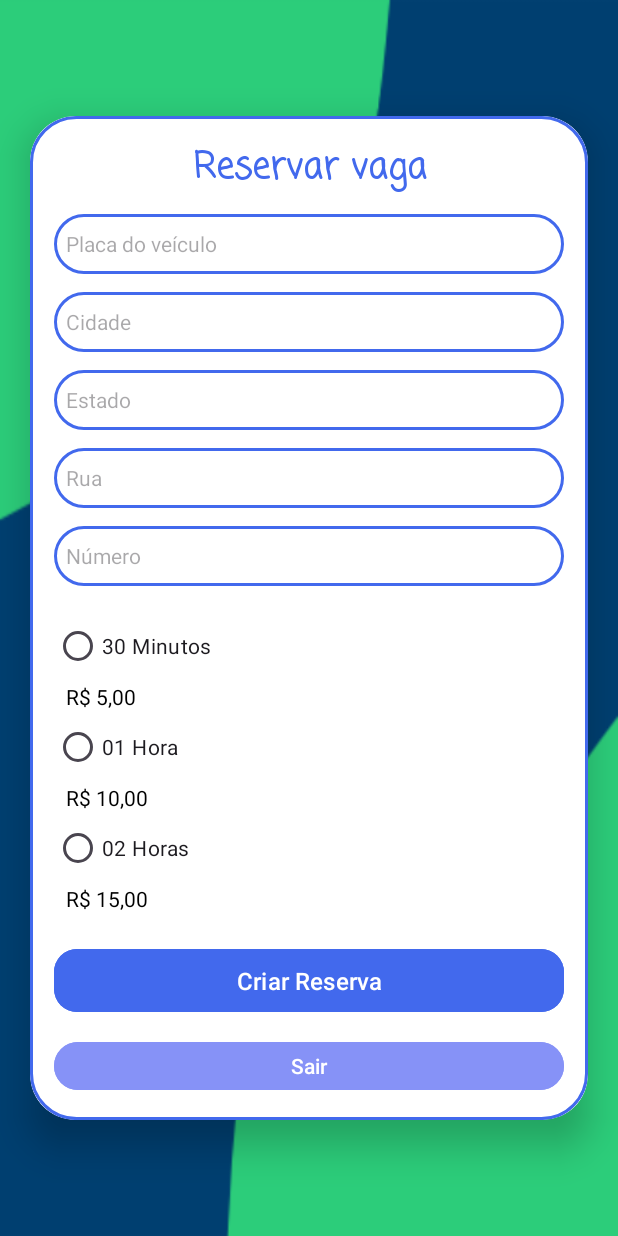
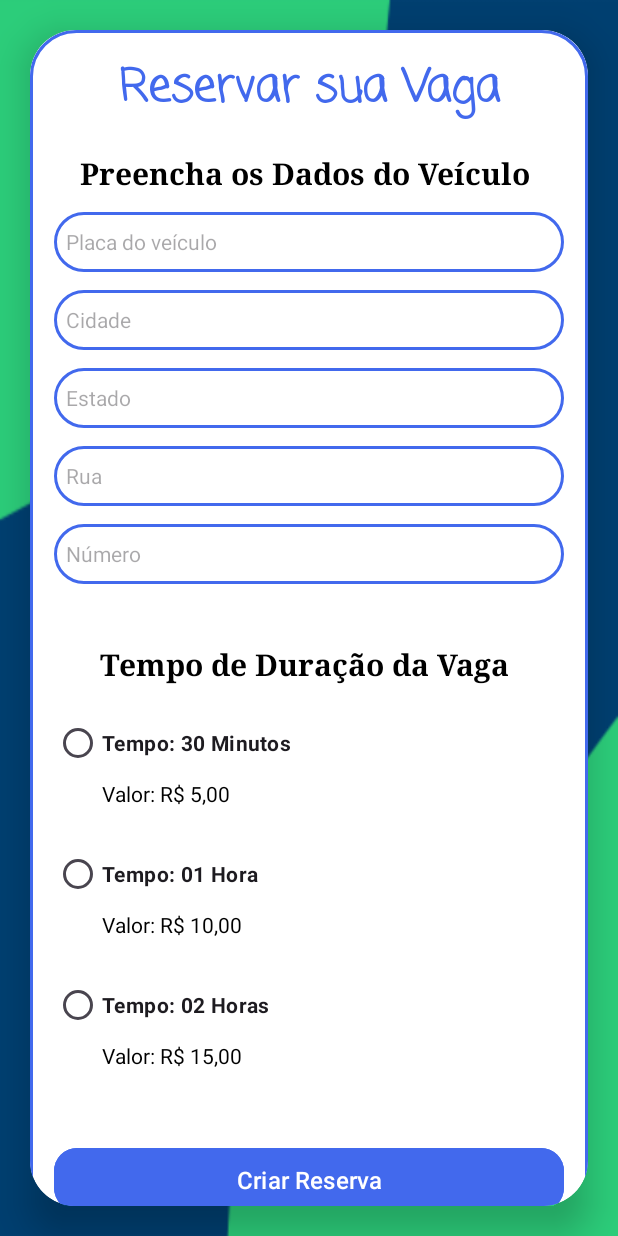
Before and after one commit to VitorMarvulle/GestaoEstacionamento, an Android app: the MotoristaActivity screen opened directly, with no data from a screen before it, on a phone screen of 412 x 824 dp. Run offline under Robolectric (Android 15) with nearby library versions, the phone set to English and light mode, and no system bars; our stand-ins replace Firebase (no records; nobody signed in at launch, a user with empty details on screens opened directly).

Commit message:
"Layout visual alterado"

```diff
--- a/app/src/main/java/br/edu/fatecpg/gestaoestacionamento/adapter/ReservaAdapter.kt
+++ b/app/src/main/java/br/edu/fatecpg/gestaoestacionamento/adapter/ReservaAdapter.kt
@@ -48,11 +48,11 @@ class ReservaAdapter(
         // Configura os campos de texto com os dados da reserva
         holder.txtSaudacao.text = "Usuário: ${reserva.email}"
         holder.txtTimer.text = "Sua reserva:"
-        holder.txtNome.text = reserva.nome
+        holder.txtNome.text = "${reserva.nome}"
         holder.txtData.text = "Data: ${reserva.data}"
         holder.txtPlaca.text = "Placa: ${reserva.placa}"
         holder.txtTempo.text = "Tempo: ${reserva.tempo}"
-        holder.txtPreco.text = "Preço: R$ ${reserva.preco}"
+        holder.txtPreco.text = "Preço: ${reserva.preco}"
         holder.txtEndereco.text = "Endereço:"
         holder.txtRua.text = "Rua: ${reserva.rua}"
         holder.txtNumero.text = "Número: ${reserva.numero}"
--- a/app/src/main/res/layout/activity_login_motorista.xml
+++ b/app/src/main/res/layout/activity_login_motorista.xml
@@ -1,13 +1,12 @@
 <?xml version="1.0" encoding="utf-8"?>
-<LinearLayout
-    xmlns:android="http://schemas.android.com/apk/res/android"
+<LinearLayout xmlns:android="http://schemas.android.com/apk/res/android"
     xmlns:app="http://schemas.android.com/apk/res-auto"
     xmlns:tools="http://schemas.android.com/tools"
     android:layout_width="match_parent"
     android:layout_height="match_parent"
+    android:background="@drawable/bg2"
+    android:gravity="center"
     android:orientation="vertical"
-    android:gravity="center"
-    android:background="@drawable/bg2"
     tools:context=".MainActivity">
 
     <androidx.cardview.widget.CardView
@@ -19,7 +18,7 @@
 
         <LinearLayout
             android:layout_width="match_parent"
-            android:layout_height="wrap_content"
+            android:layout_height="873dp"
             android:layout_gravity="center_horizontal"
             android:background="@drawable/custom_edittext"
             android:orientation="vertical"
@@ -29,11 +28,23 @@
                 android:id="@+id/loginText"
                 android:layout_width="match_parent"
                 android:layout_height="wrap_content"
+                android:layout_marginBottom="20dp"
                 android:fontFamily="casual"
-                android:text="Reservar vaga"
+                android:text="Reservar sua Vaga"
                 android:textAlignment="center"
                 android:textColor="@color/titulo"
-                android:textSize="24sp"
+                android:textSize="30sp"
+                android:textStyle="bold" />
+
+            <TextView
+                android:id="@+id/textView2"
+                android:layout_width="match_parent"
+                android:layout_height="wrap_content"
+                android:fontFamily="serif"
+                android:text="Preencha os Dados do Veículo "
+                android:textAlignment="center"
+                android:textColor="@color/black"
+                android:textSize="20sp"
                 android:textStyle="bold" />
 
             <EditText
@@ -92,30 +103,47 @@
                 android:textColor="@color/black"
                 android:textSize="14sp" />
 
-            <!-- Novo RadioGroup -->
+
+            <!-- Novo RadioGroup Preencha os Dados do Veículo -->
 
             <RadioGroup
                 android:id="@+id/radioGroupDuracao"
-                android:layout_width="match_parent"
-                android:layout_height="wrap_content"
-                android:layout_marginTop="16dp"
+                android:layout_width="334dp"
+                android:layout_height="312dp"
+                android:layout_marginTop="40dp"
                 android:orientation="vertical">
 
-                <!-- 30 Minutos -->
+                <!-- 30 Minutos  -->
+
+                <!-- 01 Hora -->
+
+                <!-- Tempo de Duração da Vaga -->
+
+                <TextView
+                    android:id="@+id/textView"
+                    android:layout_width="match_parent"
+                    android:layout_height="42dp"
+                    android:fontFamily="serif"
+                    android:text="Tempo de Duração da Vaga"
+                    android:textAlignment="center"
+                    android:textColor="@color/black"
+                    android:textSize="20sp"
+                    android:textStyle="bold" />
+
                 <RadioButton
                     android:id="@+id/radio30Min"
                     android:layout_width="wrap_content"
                     android:layout_height="wrap_content"
-                    android:text="30 Minutos" />
+                    android:text="Tempo: 30 Minutos"
+                    android:textStyle="bold" />
 
-                <!-- 01 Hora -->
                 <TextView
                     android:id="@+id/preco30Min"
                     android:layout_width="wrap_content"
                     android:layout_height="wrap_content"
-                    android:layout_marginStart="8dp"
+                    android:layout_marginStart="32dp"
                     android:gravity="center_vertical"
-                    android:text="R$ 5,00"
+                    android:text="Valor: R$ 5,00"
                     android:textColor="@color/black"
                     android:textSize="14sp" />
 
@@ -123,15 +151,17 @@
                     android:id="@+id/radio1Hora"
                     android:layout_width="wrap_content"
                     android:layout_height="wrap_content"
-                    android:text="01 Hora" />
+                    android:layout_marginTop="20dp"
+                    android:text="Tempo: 01 Hora"
+                    android:textStyle="bold" />
 
                 <TextView
                     android:id="@+id/preco1Hora"
                     android:layout_width="wrap_content"
                     android:layout_height="wrap_content"
-                    android:layout_marginStart="8dp"
+                    android:layout_marginStart="32dp"
                     android:gravity="center_vertical"
-                    android:text="R$ 10,00"
+                    android:text="Valor: R$ 10,00"
                     android:textColor="@color/black"
                     android:textSize="14sp" />
 
@@ -140,15 +170,17 @@
                     android:id="@+id/radio2Horas"
                     android:layout_width="wrap_content"
                     android:layout_height="wrap_content"
-                    android:text="02 Horas" />
+                    android:layout_marginTop="20dp"
+                    android:text="Tempo: 02 Horas"
+                    android:textStyle="bold" />
 
                 <TextView
                     android:id="@+id/preco2Horas"
                     android:layout_width="wrap_content"
                     android:layout_height="wrap_content"
-                    android:layout_marginStart="8dp"
+                    android:layout_marginStart="32dp"
                     android:gravity="center_vertical"
-                    android:text="R$ 15,00"
+                    android:text="Valor: R$ 15,00"
                     android:textColor="@color/black"
                     android:textSize="14sp" />
 
@@ -164,6 +196,13 @@
                 android:textSize="16sp"
                 app:cornerRadius="15dp" />
 
+            <ProgressBar
+                android:id="@+id/progressBar"
+                android:layout_width="wrap_content"
+                android:layout_height="wrap_content"
+                android:layout_centerInParent="true"
+                android:visibility="gone" />
+
             <Button
                 android:id="@+id/btnSair"
                 android:layout_width="match_parent"
@@ -173,12 +212,8 @@
                 android:text="Sair"
                 android:textSize="14sp" />
 
-            <ProgressBar
-                android:id="@+id/progressBar"
-                android:layout_width="wrap_content"
-                android:layout_height="wrap_content"
-                android:layout_centerInParent="true"
-                android:visibility="gone" /> <!-- Oculto inicialmente -->
+
+            <!-- Oculto inicialmente -->
 
         </LinearLayout>
     </androidx.cardview.widget.CardView>
```
Also changed, not shown: app/src/main/res/layout/activity_cadastro.xml (+37 -9 lines), app/src/main/res/layout/activity_main.xml (+25 -2 lines), 1 other file.
